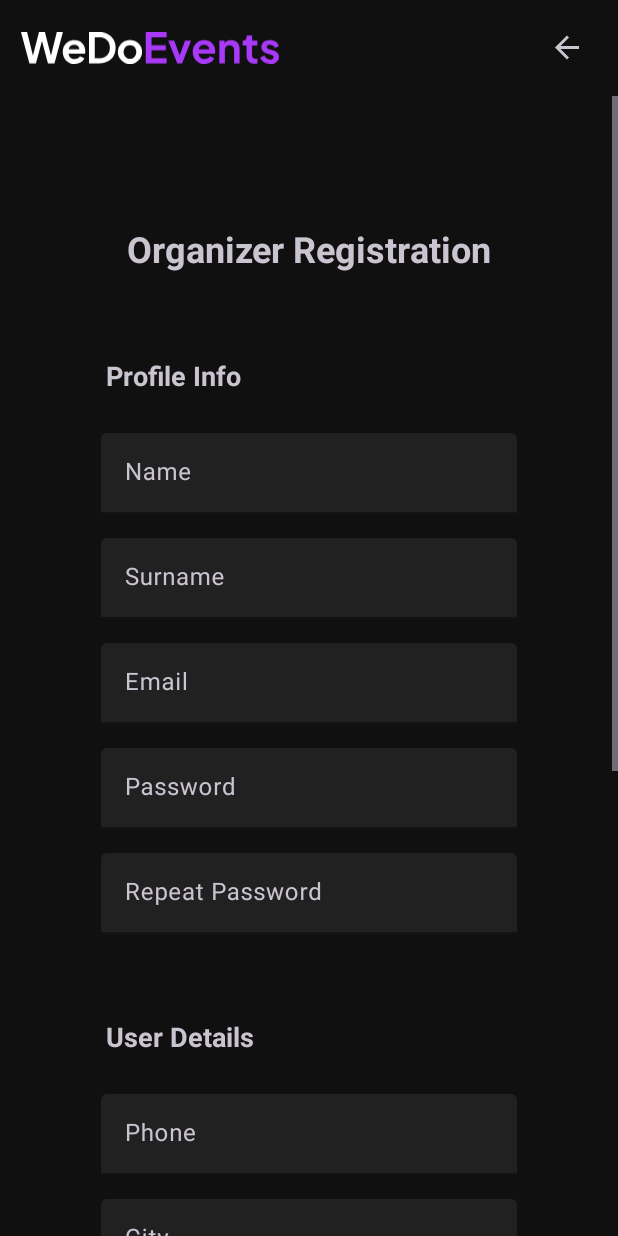
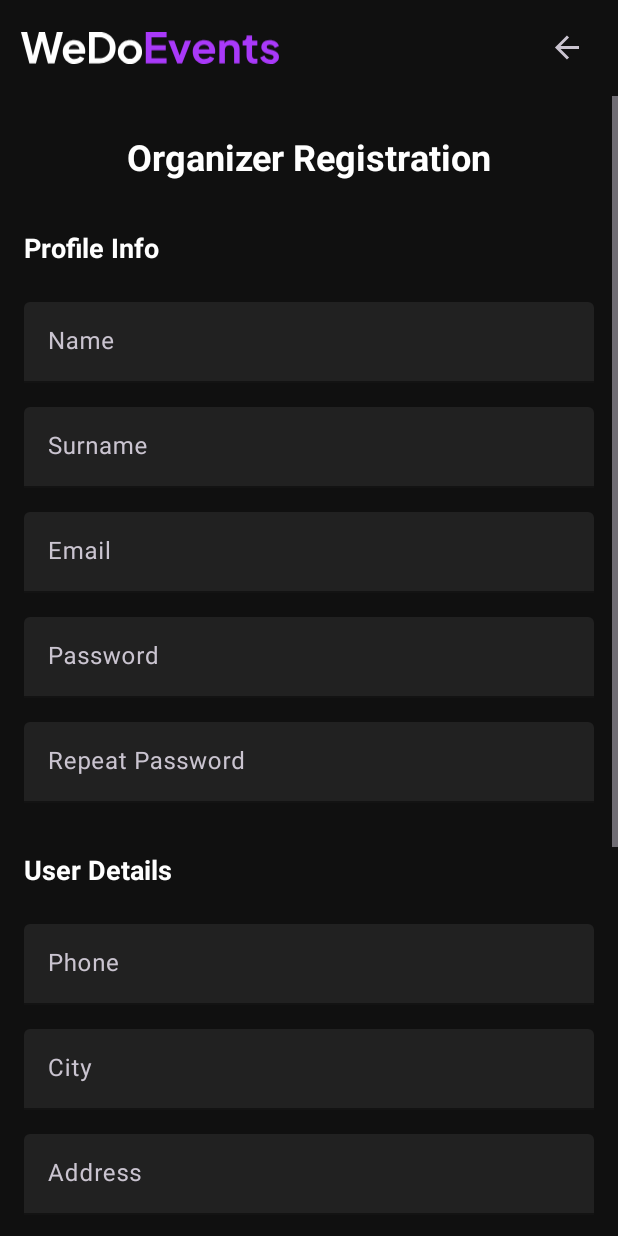
Before and after one commit to kzi-nastava/ma-project-event-planner-siit-2024-team-27, an Android app: the LoginFragment screen opened through its navigation route, after a tap on "Register as an Organizer", on a phone screen of 412 x 824 dp. Run offline under Robolectric (Android 15) with nearby library versions, the phone set to English and light mode, and no system bars; our stand-ins replace navigation-ui; 1 other tap on this screen came first.

Commit message:
style: minor cosmetic changes

```diff
--- a/app/src/main/java/com/wde/eventplanner/adapters/ListingAdapter.java
+++ b/app/src/main/java/com/wde/eventplanner/adapters/ListingAdapter.java
@@ -1,7 +1,6 @@
 package com.wde.eventplanner.adapters;
 
 import android.graphics.Paint;
-import android.os.Bundle;
 import android.view.LayoutInflater;
 import android.view.View;
 import android.view.ViewGroup;
@@ -17,7 +16,7 @@ import com.wde.eventplanner.models.Listing;
 
 import java.util.List;
 
-public class ListingAdapter extends RecyclerView.Adapter<ListingAdapter.EventViewHolder> {
+public class ListingAdapter extends RecyclerView.Adapter<ListingAdapter.ListingViewHolder> {
 
     private List<Listing> listingList;
     private NavController navController;
@@ -34,13 +33,13 @@ public class ListingAdapter extends RecyclerView.Adapter<ListingAdapter.EventVie
 
     @NonNull
     @Override
-    public EventViewHolder onCreateViewHolder(@NonNull ViewGroup parent, int viewType) {
+    public ListingViewHolder onCreateViewHolder(@NonNull ViewGroup parent, int viewType) {
         View view = LayoutInflater.from(parent.getContext()).inflate(R.layout.card_listing, parent, false);
-        return new EventViewHolder(view);
+        return new ListingViewHolder(view);
     }
 
     @Override
-    public void onBindViewHolder(@NonNull EventViewHolder holder, int position) {
+    public void onBindViewHolder(@NonNull ListingViewHolder holder, int position) {
         Listing listing = listingList.get(position);
         holder.titleTextView.setText(listing.getTitle());
         holder.originalPriceTextView.setText(listing.getOriginalPrice());
@@ -56,11 +55,11 @@ public class ListingAdapter extends RecyclerView.Adapter<ListingAdapter.EventVie
         return listingList.size();
     }
 
-    public static class EventViewHolder extends RecyclerView.ViewHolder {
+    public static class ListingViewHolder extends RecyclerView.ViewHolder {
         TextView titleTextView, originalPriceTextView, priceTextView, ratingTextView;
         CardView cardView;
 
-        public EventViewHolder(@NonNull View itemView) {
+        public ListingViewHolder(@NonNull View itemView) {
             super(itemView);
 
             // Find the views in the layout
--- a/app/src/main/res/layout/card_event.xml
+++ b/app/src/main/res/layout/card_event.xml
@@ -3,7 +3,6 @@
     xmlns:app="http://schemas.android.com/apk/res-auto"
     android:layout_width="match_parent"
     android:layout_height="wrap_content"
-    android:layout_marginHorizontal="10dp"
     android:layout_marginVertical="6dp"
     android:elevation="2dp"
     app:cardBackgroundColor="@color/card"
--- a/app/src/main/res/layout/card_listing.xml
+++ b/app/src/main/res/layout/card_listing.xml
@@ -4,7 +4,6 @@
     android:id="@+id/cardView"
     android:layout_width="match_parent"
     android:layout_height="wrap_content"
-    android:layout_marginHorizontal="10dp"
     android:layout_marginVertical="6dp"
     android:elevation="2dp"
     app:cardBackgroundColor="@color/card"
--- a/app/src/main/res/layout/fragment_homepage_screen.xml
+++ b/app/src/main/res/layout/fragment_homepage_screen.xml
@@ -26,6 +26,7 @@
             android:id="@+id/eventsRecyclerView"
             android:layout_width="match_parent"
             android:layout_height="wrap_content"
+            android:layout_marginHorizontal="10dp"
             app:layout_constraintEnd_toEndOf="parent"
             app:layout_constraintStart_toStartOf="parent"
             app:layout_constraintTop_toBottomOf="@id/eventsTitle" />
@@ -46,6 +47,7 @@
             android:id="@+id/listingsRecyclerView"
             android:layout_width="match_parent"
             android:layout_height="wrap_content"
+            android:layout_marginHorizontal="10dp"
             app:layout_constraintEnd_toEndOf="parent"
             app:layout_constraintStart_toStartOf="parent"
             app:layout_constraintTop_toBottomOf="@id/marketTitle" />
--- a/app/src/main/res/layout/fragment_organizer_registration_screen.xml
+++ b/app/src/main/res/layout/fragment_organizer_registration_screen.xml
@@ -1,233 +1,217 @@
 <?xml version="1.0" encoding="utf-8"?>
-<ScrollView
-    xmlns:android="http://schemas.android.com/apk/res/android"
+<ScrollView xmlns:android="http://schemas.android.com/apk/res/android"
     xmlns:app="http://schemas.android.com/apk/res-auto"
     xmlns:tools="http://schemas.android.com/tools"
-    android:id="@+id/main"
     android:layout_width="match_parent"
     android:layout_height="match_parent">
 
     <androidx.constraintlayout.widget.ConstraintLayout
         android:layout_width="match_parent"
         android:layout_height="wrap_content"
-        android:padding="35dp">
+        android:padding="16dp">
 
         <!-- Title -->
         <TextView
             android:id="@+id/title"
             android:layout_width="wrap_content"
             android:layout_height="wrap_content"
+            android:layout_marginTop="8dp"
+            android:layout_marginBottom="28dp"
             android:text="@string/organizer_registration"
+            android:textColor="@color/text"
             android:textSize="24sp"
             android:textStyle="bold"
-            app:layout_constraintTop_toTopOf="parent"
+            app:layout_constraintEnd_toEndOf="parent"
             app:layout_constraintStart_toStartOf="parent"
-            app:layout_constraintEnd_toEndOf="parent"
-            android:layout_marginBottom="16dp"
-            android:layout_marginTop="50dp"/>
+            app:layout_constraintTop_toTopOf="parent" />
 
         <TextView
             android:id="@+id/profileInfoLabel"
             android:layout_width="wrap_content"
             android:layout_height="wrap_content"
+            android:layout_marginTop="32dp"
+            android:layout_marginBottom="8dp"
             android:text="@string/profile_info"
+            android:textColor="@color/text"
             android:textSize="18sp"
             android:textStyle="bold"
-            android:layout_marginTop="16dp"
-            app:layout_constraintTop_toBottomOf="@id/title"
             app:layout_constraintStart_toStartOf="parent"
-            android:paddingStart="35dp"
-            android:paddingTop="40dp"
-            android:paddingBottom="10dp"
-            android:layout_marginBottom="8dp"
-            tools:ignore="RtlSymmetry" />
+            app:layout_constraintTop_toBottomOf="@id/title" />
 
         <!-- Name -->
         <com.google.android.material.textfield.TextInputLayout
             android:id="@+id/nameLayout"
+            style="@style/CustomTextInputLayout"
             android:layout_width="0dp"
             android:layout_height="wrap_content"
-            android:layout_marginHorizontal="32dp"
+            android:layout_marginTop="24dp"
             android:hint="@string/name"
-            app:layout_constraintTop_toBottomOf="@id/profileInfoLabel"
+            app:layout_constraintEnd_toEndOf="parent"
             app:layout_constraintStart_toStartOf="parent"
-            app:layout_constraintEnd_toEndOf="parent"
-            android:layout_marginTop="16dp"
-            style="@style/CustomTextInputLayout">
+            app:layout_constraintTop_toBottomOf="@id/profileInfoLabel">
 
             <com.google.android.material.textfield.TextInputEditText
                 android:id="@+id/inputName"
                 android:layout_width="match_parent"
-                android:layout_height="wrap_content"/>
+                android:layout_height="wrap_content" />
         </com.google.android.material.textfield.TextInputLayout>
 
         <!-- Surname -->
         <com.google.android.material.textfield.TextInputLayout
             android:id="@+id/surnameLayout"
+            style="@style/CustomTextInputLayout"
             android:layout_width="0dp"
             android:layout_height="wrap_content"
-            android:layout_marginHorizontal="32dp"
+            android:layout_marginTop="16dp"
             android:hint="@string/surname"
-            app:layout_constraintTop_toBottomOf="@id/nameLayout"
+            app:layout_constraintEnd_toEndOf="parent"
             app:layout_constraintStart_toStartOf="parent"
-            app:layout_constraintEnd_toEndOf="parent"
-            android:layout_marginTop="16dp"
-            style="@style/CustomTextInputLayout">
+            app:layout_constraintTop_toBottomOf="@id/nameLayout">
 
             <com.google.android.material.textfield.TextInputEditText
                 android:id="@+id/inputSurname"
                 android:layout_width="match_parent"
-                android:layout_height="wrap_content"/>
+                android:layout_height="wrap_content" />
         </com.google.android.material.textfield.TextInputLayout>
 
         <!-- Email -->
         <com.google.android.material.textfield.TextInputLayout
             android:id="@+id/emailLayout"
+            style="@style/CustomTextInputLayout"
             android:layout_width="0dp"
             android:layout_height="wrap_content"
-            android:layout_marginHorizontal="32dp"
+            android:layout_marginTop="16dp"
             android:hint="@string/email"
-            app:layout_constraintTop_toBottomOf="@id/surnameLayout"
+            app:layout_constraintEnd_toEndOf="parent"
             app:layout_constraintStart_toStartOf="parent"
-            app:layout_constraintEnd_toEndOf="parent"
-            android:layout_marginTop="16dp"
-            style="@style/CustomTextInputLayout">
+            app:layout_constraintTop_toBottomOf="@id/surnameLayout">
 
             <com.google.android.material.textfield.TextInputEditText
                 android:id="@+id/inputEmail"
                 android:layout_width="match_parent"
                 android:layout_height="wrap_content"
-                android:inputType="textEmailAddress"/>
+                android:inputType="textEmailAddress" />
         </com.google.android.material.textfield.TextInputLayout>
 
         <!-- Password -->
         <com.google.android.material.textfield.TextInputLayout
             android:id="@+id/passwordLayout"
+            style="@style/CustomTextInputLayout"
             android:layout_width="0dp"
             android:layout_height="wrap_content"
-            android:layout_marginHorizontal="32dp"
+            android:layout_marginTop="16dp"
             android:hint="@string/password"
-            app:layout_constraintTop_toBottomOf="@id/emailLayout"
+            app:layout_constraintEnd_toEndOf="parent"
             app:layout_constraintStart_toStartOf="parent"
-            app:layout_constraintEnd_toEndOf="parent"
-            android:layout_marginTop="16dp"
-            style="@style/CustomTextInputLayout">
+            app:layout_constraintTop_toBottomOf="@id/emailLayout">
 
             <com.google.android.material.textfield.TextInputEditText
                 android:id="@+id/inputPassword"
                 android:layout_width="match_parent"
                 android:layout_height="wrap_content"
-                android:inputType="textPassword"/>
+                android:inputType="textPassword" />
         </com.google.android.material.textfield.TextInputLayout>
 
         <!-- Repeat Password -->
         <com.google.android.material.textfield.TextInputLayout
             android:id="@+id/repeatPasswordLayout"
+            style="@style/CustomTextInputLayout"
             android:layout_width="0dp"
             android:layout_height="wrap_content"
-            android:layout_marginHorizontal="32dp"
+            android:layout_marginTop="16dp"
             android:hint="@string/repeat_password"
-            app:layout_constraintTop_toBottomOf="@id/passwordLayout"
+            app:layout_constraintEnd_toEndOf="parent"
             app:layout_constraintStart_toStartOf="parent"
-            app:layout_constraintEnd_toEndOf="parent"
-            android:layout_marginTop="16dp"
-            style="@style/CustomTextInputLayout">
+            app:layout_constraintTop_toBottomOf="@id/passwordLayout">
 
             <com.google.android.material.textfield.TextInputEditText
                 android:id="@+id/inputRepeatPassword"
                 android:layout_width="match_parent"
                 android:layout_height="wrap_content"
-                android:inputType="textPassword"/>
+                android:inputType="textPassword" />
         </com.google.android.material.textfield.TextInputLayout>
 
         <TextView
             android:id="@+id/userDetailsLabel"
             android:layout_width="wrap_content"
             android:layout_height="wrap_content"
+            android:layout_marginTop="32dp"
+            android:layout_marginBottom="8dp"
             android:text="@string/user_details"
+            android:textColor="@color/text"
             android:textSize="18sp"
             android:textStyle="bold"
-            android:layout_marginTop="16dp"
-            app:layout_constraintTop_toBottomOf="@id/repeatPasswordLayout"
             app:layout_constraintStart_toStartOf="parent"
-            android:paddingStart="35dp"
-            android:paddingTop="40dp"
-            android:paddingBottom="10dp"
-            android:layout_marginBottom="8dp"
-            tools:ignore="RtlSymmetry" />
+            app:layout_constraintTop_toBottomOf="@id/repeatPasswordLayout" />
 
 
         <!-- Phone -->
         <com.google.android.material.textfield.TextInputLayout
             android:id="@+id/phoneLayout"
+            style="@style/CustomTextInputLayout"
             android:layout_width="0dp"
             android:layout_height="wrap_content"
-            android:layout_marginHorizontal="32dp"
+            android:layout_marginTop="24dp"
             android:hint="@string/phone"
-            app:layout_constraintTop_toBottomOf="@id/userDetailsLabel"
+            app:layout_constraintEnd_toEndOf="parent"
             app:layout_constraintStart_toStartOf="parent"
-            app:layout_constraintEnd_toEndOf="parent"
-            android:layout_marginTop="16dp"
-            style="@style/CustomTextInputLayout">
+            app:layout_constraintTop_toBottomOf="@id/userDetailsLabel">
 
             <com.google.android.material.textfield.TextInputEditText
                 android:id="@+id/inputPhone"
                 android:layout_width="match_parent"
                 android:layout_height="wrap_content"
-                android:inputType="phone"/>
+                android:inputType="phone" />
         </com.google.android.material.textfield.TextInputLayout>
 
 
         <!-- City -->
         <com.google.android.material.textfield.TextInputLayout
             android:id="@+id/cityLayout"
+            style="@style/CustomTextInputLayout"
             android:layout_width="0dp"
             android:layout_height="wrap_content"
-            android:layout_marginHorizontal="32dp"
+            android:layout_marginTop="16dp"
             android:hint="@string/city"
-            app:layout_constraintTop_toBottomOf="@id/phoneLayout"
+            app:layout_constraintEnd_toEndOf="parent"
             app:layout_constraintStart_toStartOf="parent"
-            app:layout_constraintEnd_toEndOf="parent"
-            android:layout_marginTop="16dp"
-            style="@style/CustomTextInputLayout">
+            app:layout_constraintTop_toBottomOf="@id/phoneLayout">
 
             <com.google.android.material.textfield.TextInputEditText
                 android:id="@+id/inputCity"
                 android:layout_width="match_parent"
-                android:layout_height="wrap_content"/>
+                android:layout_height="wrap_content" />
         </com.google.android.material.textfield.TextInputLayout>
 
         <!-- Address -->
         <com.google.android.material.textfield.TextInputLayout
             android:id="@+id/addressLayout"
+            style="@style/CustomTextInputLayout"
             android:layout_width="0dp"
             android:layout_height="wrap_content"
-            android:layout_marginHorizontal="32dp"
+            android:layout_marginTop="16dp"
             android:hint="@string/address"
-            app:layout_constraintTop_toBottomOf="@id/cityLayout"
+            app:layout_constraintEnd_toEndOf="parent"
             app:layout_constraintStart_toStartOf="parent"
-            app:layout_constraintEnd_toEndOf="parent"
-            android:layout_marginTop="16dp"
-            style="@style/CustomTextInputLayout">
+            app:layout_constraintTop_toBottomOf="@id/cityLayout">
 
             <com.google.android.material.textfield.TextInputEditText
                 android:id="@+id/inputAddress"
                 android:layout_width="match_parent"
-                android:layout_height="wrap_content"/>
+                android:layout_height="wrap_content" />
         </com.google.android.material.textfield.TextInputLayout>
 
         <!-- Image Selection Button -->
         <com.google.android.material.button.MaterialButton
             android:id="@+id/selectImageButton"
+            style="@style/CustomButtonStyle"
             android:layout_width="0dp"
-            android:layout_height="wrap_content"
+            android:layout_height="50dp"
+            android:layout_marginTop="16dp"
             android:text="@string/select_image"
-            android:layout_marginHorizontal="32dp"
-            app:layout_constraintTop_toBottomOf="@id/addressLayout"
+            app:layout_constraintEnd_toEndOf="parent"
             app:layout_constraintStart_toStartOf="parent"
-            app:layout_constraintEnd_toEndOf="parent"
-            android:layout_marginTop="16dp"
-            style="@style/CustomButtonStyle"/>
+            app:layout_constraintTop_toBottomOf="@id/addressLayout" />
 
         <!-- ImageView to display selected image -->
         <ImageView
@@ -235,24 +219,23 @@
             android:layout_width="wrap_content"
             android:layout_height="200dp"
             android:layout_marginTop="16dp"
-            app:layout_constraintTop_toBottomOf="@id/selectImageButton"
+            android:src="@android:drawable/ic_menu_camera"
+            app:layout_constraintEnd_toEndOf="parent"
             app:layout_constraintStart_toStartOf="parent"
-            app:layout_constraintEnd_toEndOf="parent"
-            android:src="@android:drawable/ic_menu_camera" />
+            app:layout_constraintTop_toBottomOf="@id/selectImageButton" />
 
         <!-- Register Button -->
         <com.google.android.material.button.MaterialButton
             android:id="@+id/registerButton"
+            style="@style/CustomButtonStyle"
             android:layout_width="0dp"
-            android:layout_height="wrap_content"
-            android:text="@string/register"
-            android:layout_marginHorizontal="32dp"
-            app:layout_constraintTop_toBottomOf="@id/selectedImageView"
-            app:layout_constraintStart_toStartOf="parent"
-            app:layout_constraintEnd_toEndOf="parent"
+            android:layout_height="50dp"
             android:layout_marginTop="60dp"
             android:layout_marginBottom="70dp"
-            style="@style/CustomButtonStyle"/>
+            android:text="@string/register"
+            app:layout_constraintEnd_toEndOf="parent"
+            app:layout_constraintStart_toStartOf="parent"
+            app:layout_constraintTop_toBottomOf="@id/selectedImageView" />
 
     </androidx.constraintlayout.widget.ConstraintLayout>
 </ScrollView>
--- a/app/src/main/res/values/colors.xml
+++ b/app/src/main/res/values/colors.xml
@@ -4,6 +4,7 @@
     <color name="white">#FFFFFFFF</color>
     <color name="on_surface_variant">#B0BEC5</color>
     <color name="on_surface_container_highest">#212121</color>
+    <color name="button">#212121</color>
     <color name="text">#FFFFFF</color>
     <color name="pale_text">#AAAAAA</color>
     <color name="primary">#A939F9</color>
```
Also changed, not shown: app/src/main/res/layout/fragment_login_screen.xml (+36 -31 lines), app/src/main/res/layout/fragment_seller_create_service_screen.xml (+9 -27 lines), app/src/main/res/layout/fragment_seller_my_listings_screen.xml (+16 -12 lines), app/src/main/res/layout/fragment_seller_registration_screen.xml (+81 -99 lines).
